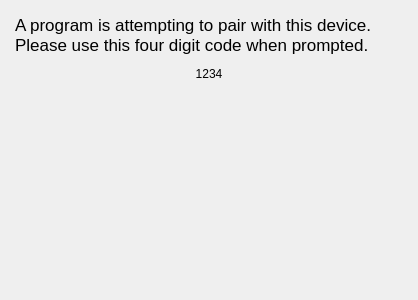
kipr/botui, file ui/PairWidget.ui: the form before one commit.
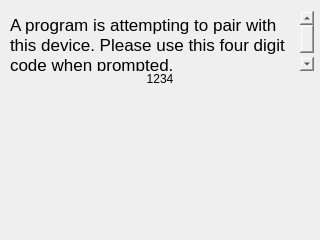
The form after the commit.

Diff of the .ui file:
```diff
--- a/ui/PairWidget.ui
+++ b/ui/PairWidget.ui
@@ -6,16 +6,34 @@
    <rect>
     <x>0</x>
     <y>0</y>
-    <width>418</width>
-    <height>300</height>
+    <width>320</width>
+    <height>240</height>
    </rect>
   </property>
   <property name="windowTitle">
    <string>Pair</string>
   </property>
   <layout class="QVBoxLayout" name="verticalLayout">
+   <property name="leftMargin">
+    <number>6</number>
+   </property>
+   <property name="topMargin">
+    <number>6</number>
+   </property>
+   <property name="rightMargin">
+    <number>6</number>
+   </property>
+   <property name="bottomMargin">
+    <number>0</number>
+   </property>
    <item>
     <widget class="QTextBrowser" name="message">
+     <property name="minimumSize">
+      <size>
+       <width>0</width>
+       <height>60</height>
+      </size>
+     </property>
      <property name="maximumSize">
       <size>
        <width>16777215</width>
```
